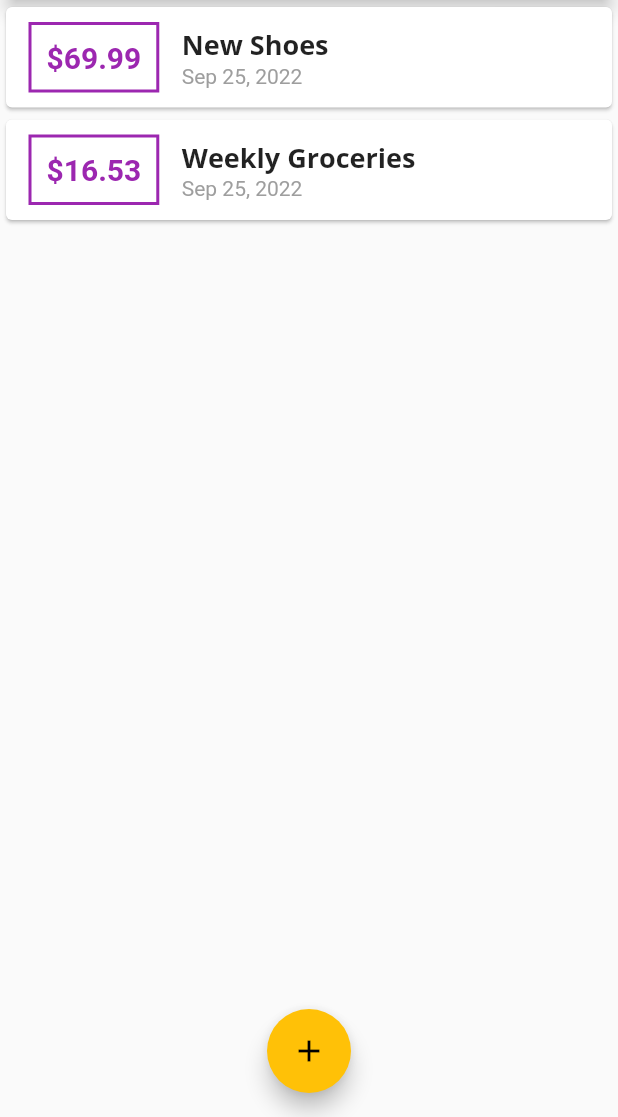
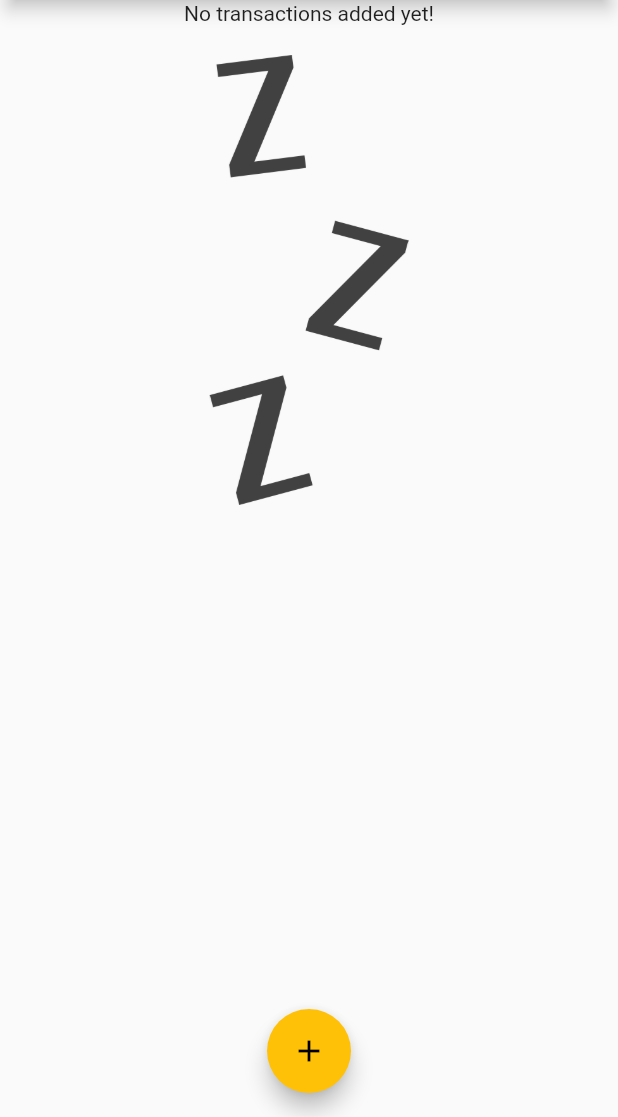
Before and after one commit to kareem0badawy/expenses_app, a Flutter app: the screen it shows after launch, on a phone screen of 412 x 824 dp, the part 119-1236 px from its top. Run offline on Flutter 3.47's test engine with Material 2 defaults, Android fonts, the phone set to English and light mode, and no system bars.

Commit message:
add image widget to transaction list if list is empty

```diff
--- a/lib/main.dart
+++ b/lib/main.dart
@@ -43,18 +43,18 @@ class MyHomePage extends StatefulWidget {
 
 class _MyHomePageState extends State<MyHomePage> {
   final List<Transaction> transactions = [
-    Transaction(
-      id: 't1',
-      title: 'New Shoes',
-      amount: 69.99,
-      date: DateTime.now(),
-    ),
-    Transaction(
-      id: 't2',
-      title: 'Weekly Groceries',
-      amount: 16.53,
-      date: DateTime.now(),
-    ),
+    // Transaction(
+    //   id: 't1',
+    //   title: 'New Shoes',
+    //   amount: 69.99,
+    //   date: DateTime.now(),
+    // ),
+    // Transaction(
+    //   id: 't2',
+    //   title: 'Weekly Groceries',
+    //   amount: 16.53,
+    //   date: DateTime.now(),
+    // ),
   ];
 
   void _addNewTransaction(String txTitle, double txAmount) {
--- a/lib/widgets/transaction_list.dart
+++ b/lib/widgets/transaction_list.dart
@@ -12,7 +12,25 @@ class TransactionList extends StatelessWidget {
   Widget build(BuildContext context) {
     return Container(
       height: 450,
-      child: ListView.builder(
+      child: transactions.isEmpty
+          ? Column(
+              children: <Widget>[
+                Text(
+                  'No transactions added yet!',
+                ),
+                SizedBox(
+                  height: 20,
+                ),
+                Container(
+                  height: 300,
+                  child: Image.asset(
+                    'assets/images/waiting.png',
+                    fit: BoxFit.cover,
+                  ),
+                ),
+              ],
+            )
+          : ListView.builder(
               itemBuilder: (ctx, index) {
                 return Card(
                   child: Row(
--- a/pubspec.yaml
+++ b/pubspec.yaml
@@ -44,9 +44,10 @@ flutter:
   uses-material-design: true
 
   # To add assets to your application, add an assets section, like this:
-  # assets:
+  assets:
   #   - images/a_dot_burr.jpeg
   #   - images/a_dot_ham.jpeg
+    - assets/images/waiting.png
 
   # An image asset can refer to one or more resolution-specific "variants", see
   # https://flutter.dev/assets-and-images/#resolution-aware.
```
Also changed, not shown: assets/images/waiting.png (added). Lines whose indentation alone changed are shown as unchanged.
